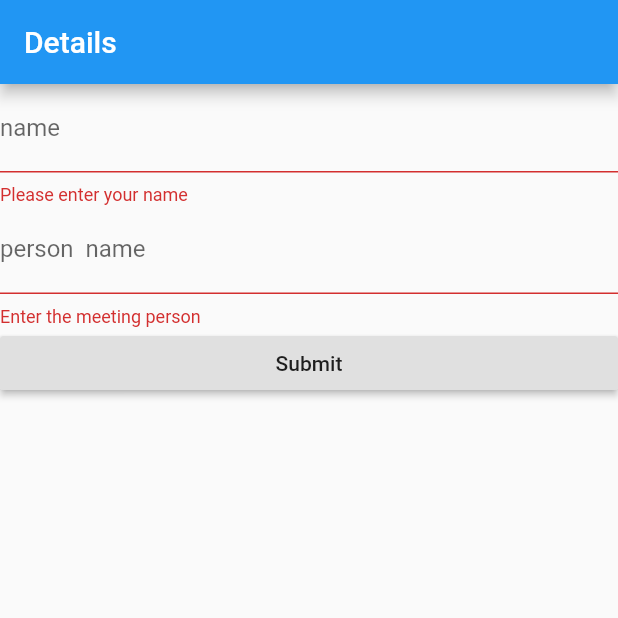
After one commit to guptaravi0719/Ironman_Visitor_manager_using-bloc, a Flutter app: the VisitorDetailForm screen opened directly, after a tap on "Submit", on a phone screen of 412 x 824 dp, the top half of it. The commit adds this screen. Run offline on Flutter 3.47's test engine with Material 2 defaults, Android fonts, the phone set to English and light mode, and no system bars; our stand-ins replace cloud_firestore, firebase_auth, firebase_storage, image_picker; accounts and stored records are empty.

Commit message:
one_flow_visitor

```diff
--- a/lib/root_page.dart
+++ b/lib/root_page.dart
@@ -47,13 +47,11 @@ class _RootPageState extends State<RootPage> {
           auth: widget.auth,
           onSignedIn: _signedIn,
         );
-       break;
       case AuthStatus.signedIn:
         return VenueScreen(
           auth: widget.auth,
           onsignedOut: _signedOut,
         );
-        break;
     }
   }
 }
--- a/lib/visitor/visitor_category_select_screen.dart
+++ b/lib/visitor/visitor_category_select_screen.dart
@@ -9,6 +9,10 @@ class VisitorCategorySelectScreen extends StatefulWidget {
 
 class _VisitorCategorySelectScreenState
     extends State<VisitorCategorySelectScreen> {
+  final formKey = new GlobalKey<FormState>();
+
+  String _namel;
+  String _person_to_meet;
   @override
   Widget build(BuildContext context) {
     return Scaffold(
--- /dev/null
+++ b/lib/visitor/visitor_detail_form_screen.dart
@@ -0,0 +1,104 @@
+import 'package:flutter/material.dart';
+import 'package:visitor_management/data_to_be_added';
+import 'package:cloud_firestore/cloud_firestore.dart';
+import 'package:intl/intl.dart';
+
+class VisitorDetailForm extends StatefulWidget {
+  @override
+  _VisitorDetailFormState createState() => _VisitorDetailFormState();
+}
+
+class _VisitorDetailFormState extends State<VisitorDetailForm> {
+  final GlobalKey<ScaffoldState> _scaffoldKey = new GlobalKey<ScaffoldState>();
+  final formKey = new GlobalKey<FormState>();
+  String _name;
+  String _person_to_meet;
+  bool _validateAndSave() {
+    final form = formKey.currentState;
+    if (form.validate()) {
+      form.save();
+      return true;
+    }
+    return false;
+  }
+
+  void _validateAndSubmit() async {
+
+    var now= new DateTime.now();
+
+
+
+    if (_validateAndSave()) {
+
+      data_to_add['name']=_name;
+      data_to_add['person_to_meet']=_person_to_meet;
+      data_to_add['time']=DateFormat("H:m:s").format(now);
+
+
+      Firestore.instance.collection('/locations/okhla/people/${DateFormat("dd-MM-yyyy").format(now)}/visitors').add(data_to_add).catchError(onError);
+
+
+  }}
+onError(){
+    print("Error Dutnd CCCCCCCCCCCCRRRRRRRRRRRRRUUUUUUUUUDDDDDDDDDDDDD");
+
+}
+
+  @override
+  Widget build(BuildContext context) {
+    return Scaffold(key: _scaffoldKey,
+      appBar: AppBar(title: Text("Details"),),
+      body:
+      new Form(
+          key: formKey,
+          child: Column(
+            crossAxisAlignment: CrossAxisAlignment.stretch,
+            children: <Widget>[
+              new TextFormField(
+                decoration: InputDecoration(
+                  labelText: "name",
+                ),
+                validator: (value) =>
+                value.isEmpty ? "Please enter your name" : null,
+                onSaved: (value) => _name = value,
+              ),
+              TextFormField(
+                decoration: InputDecoration(labelText: "person  name"),
+                obscureText: true,
+                validator: (value) =>
+                value.isEmpty ? "Enter the meeting person" : null,
+                onSaved: (value) => _person_to_meet= value,
+              ),
+              RaisedButton(
+                  child: new Text("Submit"),
+                  onPressed: () async {
+                     _validateAndSubmit();
+
+
+
+                    if (_validateAndSave()) {
+                      _scaffoldKey.currentState
+                        ..showSnackBar(
+                          SnackBar(
+                            content: Row(
+                              mainAxisAlignment:
+                              MainAxisAlignment.spaceBetween,
+                              children: [
+                                Text('Entering you in..'),
+                                CircularProgressIndicator()
+                              ],
+                            ),
+                            backgroundColor: Colors.black,
+                          ),
+                        );
+
+
+
+                    }
+                  })
+            ],
+          )),
+
+    );
+  }
+}
--- a/pubspec.yaml
+++ b/pubspec.yaml
@@ -22,7 +22,9 @@ dependencies:
   cloud_firestore: ^0.8.2+3
   fluttertoast: ^3.1.0
   firebase_core:
+  firebase_storage: ^1.0.4
 
+  image_picker:
   intl:
   firebase_auth: 0.7.0
   http:
```
Also changed, not shown: lib/auth/phone_auth_Screen.dart (+174 -26 lines), lib/auth/visitor_auth.dart (+15 -20 lines), lib/visitor/image_picker.dart (added, +13 -0 lines), lib/visitor/venue_screen.dart (+17 -13 lines), pubspec.lock, 6 other files.
